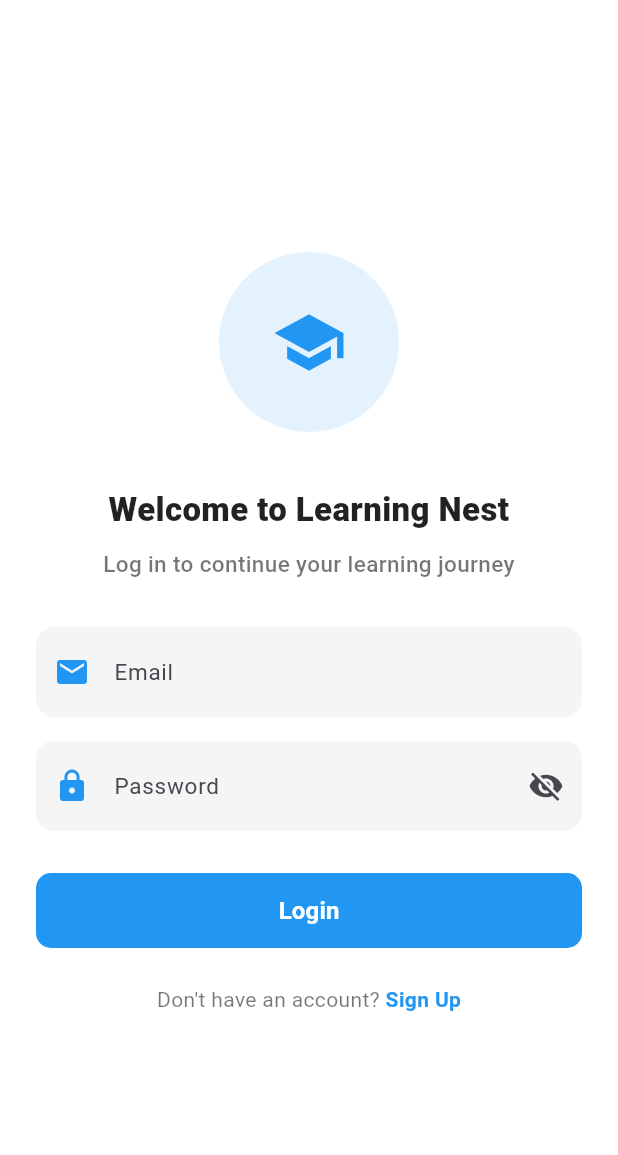
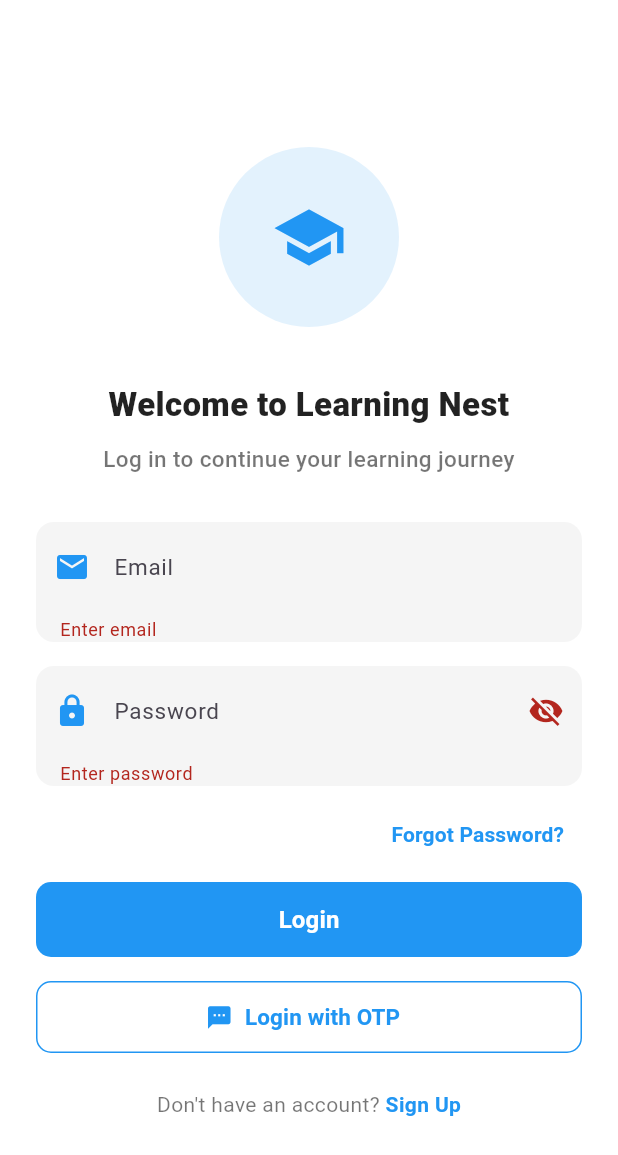
Before and after one commit to Kthombare2005/The-Learning-Nest, a Flutter app: the screen it shows after launch, after a tap on "Login", on a phone screen of 412 x 824 dp. Shown: the top 1155 px of the screen. Run offline on Flutter 3.47's test engine with Material 3 defaults, Android fonts, the light colour scheme and no system bars; our stand-ins replace cloud_firestore, dropdown_button2, firebase_auth, firebase_core, fl_chart, flutter_dotenv; accounts and stored records are empty; network calls fail.

Commit message:
Last commit of the day

```diff
--- a/lib/main.dart
+++ b/lib/main.dart
@@ -3,6 +3,12 @@ import 'package:firebase_core/firebase_core.dart';
 import 'package:flutter_dotenv/flutter_dotenv.dart';
 import 'screens/login_screen.dart';
 import 'screens/signup_screen.dart';
+import 'screens/forgot_password_screen.dart';
+import 'screens/otp_login_screen.dart';
+// import 'dashboards/student_dashboard.dart';
+import 'dashboards/contributor_dashboard.dart';
+// import 'dashboards/parent_dashboard.dart';
+
 
 Future<void> main() async {
   WidgetsFlutterBinding.ensureInitialized();
@@ -28,7 +34,17 @@ class MyApp extends StatelessWidget {
       routes: {
         '/': (context) => const LoginScreen(),
         '/signup': (context) => const SignUpScreen(),
+        '/forgot-password': (context) => const ForgotPasswordScreen(),
+        '/login-otp': (context) => const OtpLoginScreen(),
+
+        // Dashboards based on role
+        // '/student-dashboard': (context) => const StudentDashboard(),
+        '/contributor-dashboard': (context) => const ContributorDashboard(),
+
+        // '/parent-dashboard': (context) => const ParentDashboard(),
       },
+
+
     );
   }
 }
--- a/lib/screens/login_screen.dart
+++ b/lib/screens/login_screen.dart
@@ -1,5 +1,9 @@
+import 'dart:convert';
 import 'package:flutter/material.dart';
 import 'package:flutter/services.dart';
+import 'package:http/http.dart' as http;
+import 'package:cloud_firestore/cloud_firestore.dart';
+import 'package:flutter_dotenv/flutter_dotenv.dart';
 
 class LoginScreen extends StatefulWidget {
   const LoginScreen({super.key});
@@ -9,14 +13,59 @@ class LoginScreen extends StatefulWidget {
 }
 
 class _LoginScreenState extends State<LoginScreen> {
+  final _emailController = TextEditingController();
+  final _passwordController = TextEditingController();
+  final _formKey = GlobalKey<FormState>();
   bool showPassword = false;
 
-  String? validatePassword(String value) {
-    final regex = RegExp(r'^(?=.*[A-Z])(?=.*[a-z])(?=.*\d)(?=.*[\W_]).{8,}$');
-    if (!regex.hasMatch(value)) {
-      return "Password must be 8+ chars with upper, lower, number & symbol";
+  Future<void> loginUser() async {
+    if (!_formKey.currentState!.validate()) return;
+
+    try {
+      final firebaseApiKey = dotenv.env['FIREBASE_API_KEY'];
+      final response = await http.post(
+        Uri.parse('https://identitytoolkit.googleapis.com/v1/accounts:signInWithPassword?key=$firebaseApiKey'),
+        headers: {'Content-Type': 'application/json'},
+        body: jsonEncode({
+          'email': _emailController.text.trim(),
+          'password': _passwordController.text.trim(),
+          'returnSecureToken': true,
+        }),
+      );
+
+      final data = jsonDecode(response.body);
+      if (response.statusCode != 200) {
+        final error = data['error']['message'];
+        String msg = switch (error) {
+          'EMAIL_NOT_FOUND' => 'Email not found. Please sign up.',
+          'INVALID_PASSWORD' => 'Invalid password.',
+          _ => 'Login failed. $error',
+        };
+        throw Exception(msg);
       }
-    return null;
+
+      final uid = data['localId'];
+      final userDoc = await FirebaseFirestore.instance.collection('users').doc(uid).get();
+      final role = userDoc.data()?['role'];
+
+      if (role == 'Student') {
+        Navigator.pushReplacementNamed(context, '/student-dashboard');
+      } else if (role == 'Contributor') {
+        Navigator.pushReplacementNamed(context, '/contributor-dashboard');
+      } else if (role == 'Parent') {
+        Navigator.pushReplacementNamed(context, '/parent-dashboard');
+      } else {
+        throw Exception("Unknown user role.");
+      }
+
+      ScaffoldMessenger.of(context).showSnackBar(
+        const SnackBar(content: Text("Login successful!")),
+      );
+    } catch (e) {
+      ScaffoldMessenger.of(context).showSnackBar(
+        SnackBar(content: Text("❌ $e")),
+      );
+    }
   }
 
   @override
@@ -27,6 +76,8 @@ class _LoginScreenState extends State<LoginScreen> {
         child: Center(
           child: SingleChildScrollView(
             padding: const EdgeInsets.symmetric(horizontal: 24),
+            child: Form(
+              key: _formKey,
               child: Column(
                 crossAxisAlignment: CrossAxisAlignment.stretch,
                 children: [
@@ -40,21 +91,13 @@ class _LoginScreenState extends State<LoginScreen> {
                   const Text(
                     "Welcome to Learning Nest",
                     textAlign: TextAlign.center,
-                  style: TextStyle(
-                    fontSize: 22,
-                    fontWeight: FontWeight.w800,
-                    color: Colors.black87,
-                  ),
+                    style: TextStyle(fontSize: 22, fontWeight: FontWeight.w800, color: Colors.black87),
                   ),
                   const SizedBox(height: 10),
                   const Text(
                     "Log in to continue your learning journey",
                     textAlign: TextAlign.center,
-                  style: TextStyle(
-                    fontSize: 15,
-                    color: Colors.black54,
-                    fontWeight: FontWeight.w500,
-                  ),
+                    style: TextStyle(fontSize: 15, color: Colors.black54, fontWeight: FontWeight.w500),
                   ),
                   const SizedBox(height: 32),
                   Container(
@@ -63,6 +106,9 @@ class _LoginScreenState extends State<LoginScreen> {
                       borderRadius: BorderRadius.circular(12),
                     ),
                     child: TextFormField(
+                      controller: _emailController,
+                      validator: (value) => value == null || value.isEmpty ? "Enter email" : null,
+                      keyboardType: TextInputType.emailAddress,
                       decoration: const InputDecoration(
                         hintText: "Email",
                         hintStyle: TextStyle(fontSize: 15),
@@ -79,8 +125,9 @@ class _LoginScreenState extends State<LoginScreen> {
                       borderRadius: BorderRadius.circular(12),
                     ),
                     child: TextFormField(
+                      controller: _passwordController,
+                      validator: (value) => value == null || value.isEmpty ? "Enter password" : null,
                       obscureText: !showPassword,
-                    onChanged: (value) => setState(() {}),
                       decoration: InputDecoration(
                         hintText: "Password",
                         hintStyle: const TextStyle(fontSize: 15),
@@ -94,11 +141,22 @@ class _LoginScreenState extends State<LoginScreen> {
                       ),
                     ),
                   ),
-                const SizedBox(height: 28),
+                  const SizedBox(height: 8),
+                  Align(
+                    alignment: Alignment.centerRight,
+                    child: TextButton(
+                      onPressed: () => Navigator.pushNamed(context, '/forgot-password'),
+                      child: const Text(
+                        "Forgot Password?",
+                        style: TextStyle(color: Colors.blue, fontWeight: FontWeight.w600),
+                      ),
+                    ),
+                  ),
+                  const SizedBox(height: 8),
                   SizedBox(
                     height: 50,
                     child: ElevatedButton(
-                    onPressed: () {},
+                      onPressed: loginUser,
                       style: ElevatedButton.styleFrom(
                         backgroundColor: Colors.blue,
                         shape: RoundedRectangleBorder(borderRadius: BorderRadius.circular(10)),
@@ -107,6 +165,22 @@ class _LoginScreenState extends State<LoginScreen> {
                       child: const Text(
                         "Login",
                         style: TextStyle(fontSize: 16, fontWeight: FontWeight.w600, color: Colors.white),
+                      ),
+                    ),
+                  ),
+                  const SizedBox(height: 16),
+                  SizedBox(
+                    height: 48,
+                    child: OutlinedButton.icon(
+                      icon: const Icon(Icons.sms, color: Colors.blue),
+                      label: const Text(
+                        "Login with OTP",
+                        style: TextStyle(fontSize: 15, color: Colors.blue, fontWeight: FontWeight.w600),
+                      ),
+                      onPressed: () => Navigator.pushNamed(context, '/login-otp'),
+                      style: OutlinedButton.styleFrom(
+                        side: const BorderSide(color: Colors.blue),
+                        shape: RoundedRectangleBorder(borderRadius: BorderRadius.circular(10)),
                       ),
                     ),
                   ),
@@ -121,10 +195,7 @@ class _LoginScreenState extends State<LoginScreen> {
                           children: [
                             TextSpan(
                               text: "Sign Up",
-                            style: TextStyle(
-                              color: Colors.blue,
-                              fontWeight: FontWeight.w600,
-                            ),
+                              style: TextStyle(color: Colors.blue, fontWeight: FontWeight.w600),
                             ),
                           ],
                         ),
@@ -137,6 +208,7 @@ class _LoginScreenState extends State<LoginScreen> {
             ),
           ),
         ),
+      ),
     );
   }
 }
--- a/pubspec.yaml
+++ b/pubspec.yaml
@@ -17,6 +17,7 @@ dependencies:
   firebase_auth: ^4.15.3
   cloud_firestore: ^4.14.0
   flutter_dotenv: ^5.2.1
+  fl_chart: ^0.64.0
 
 
 
```
Also changed, not shown: lib/dashboards/contributor_dashboard.dart (added, +156 -0 lines), lib/dashboards/upload_revenue_chart.dart (added, +79 -0 lines), lib/screens/forgot_password_screen.dart (added, +56 -0 lines), lib/screens/otp_login_screen.dart (added, +87 -0 lines), lib/screens/signup_screen.dart (+15 -1 lines), pubspec.lock. Lines whose indentation alone changed are shown as unchanged.
